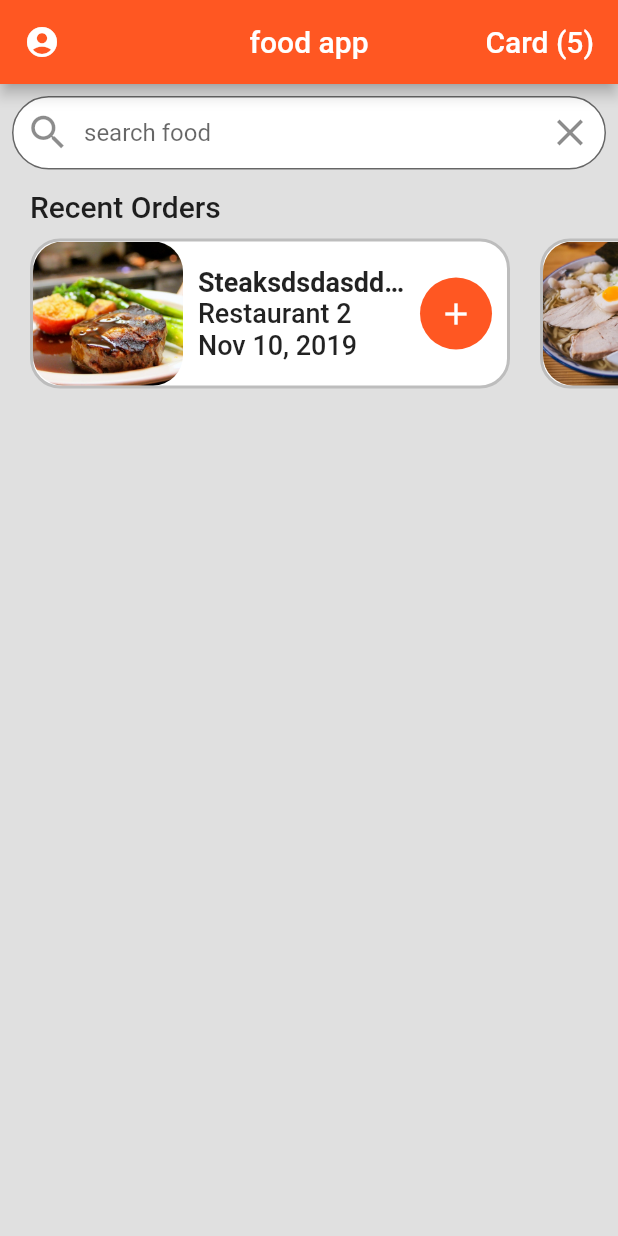
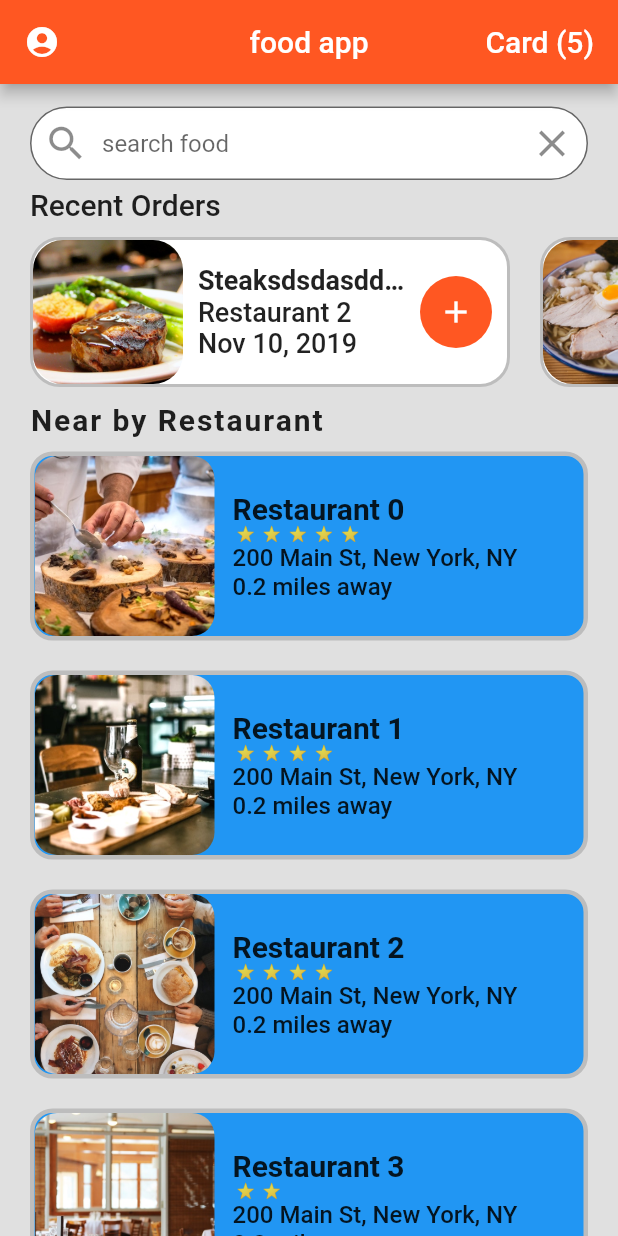
Before and after one commit to akshayyadav76/food_app, a Flutter app: the screen it shows after launch, on a phone screen of 412 x 824 dp. Run offline on Flutter 3.47's test engine with Material 2 defaults, Android fonts, the phone set to English and light mode, and no system bars.

Commit message:
added restaurats list

```diff
--- a/lib/screens/home_screen.dart
+++ b/lib/screens/home_screen.dart
@@ -1,5 +1,7 @@
 import 'package:flutter/cupertino.dart';
 import 'package:flutter/material.dart';
+import 'package:food_app/models/models.dart';
+import 'package:food_app/widgets/rating_stars.dart';
 import 'package:food_app/widgets/recent_order.dart';
 import '../data/data.dart';
 
@@ -21,10 +23,12 @@ class HomePage extends StatelessWidget {
           )
         ],
       ),
+
       body: ListView(
         children: [
+          SizedBox(height: 15,),
           Padding(
-            padding: const EdgeInsets.all(8.0),
+            padding: const EdgeInsets.symmetric(horizontal: 20.0),
             child: TextField(
               decoration: InputDecoration(
                 contentPadding: EdgeInsets.symmetric(vertical: 15.0),
@@ -42,9 +46,65 @@ class HomePage extends StatelessWidget {
           ),
           SizedBox(height: 5,),
           RecentOrder(),
+          Column(
+            crossAxisAlignment: CrossAxisAlignment.start,
+            children: [
+              Padding(
+                padding: const EdgeInsets.symmetric(horizontal: 20.0),
+                child: Text("Near by Restaurant",style: TextStyle(fontSize: 20.0,
+                fontWeight: FontWeight.w600,letterSpacing: 1.3),
+                 ),
+              ),
+             _buildRestaurants()
+            ],
+          ),
         ],
 
       ),
     );
   }
+ Widget _buildRestaurants(){
+   List<Widget>restaurantList =[];
+   restaurants.forEach((index){
+     restaurantList.add(
+       Container(
+         margin: EdgeInsets.symmetric(horizontal: 20.0,vertical: 10.0),
+         decoration: BoxDecoration(
+         color: Colors.blue,
+         border: Border.all(width: 3.0,color: Colors.grey[400]),
+         borderRadius: BorderRadius.circular(15.0)
+         ),
+         child: Row(
+           children: [
+           ClipRRect(
+             borderRadius: BorderRadius.circular(15.0),
+             child: Image(
+               height: 120.0,
+               width: 120.0,
+               image: AssetImage(index.imageUrl),
+               fit: BoxFit.cover,
+             ),
+           ),
+           Expanded(
+             child: Container(
+               margin: EdgeInsets.all(12.0),
+               child: Column(
+                 crossAxisAlignment: CrossAxisAlignment.start,
+                 children: [
+                   Text(index.name,style: TextStyle(fontSize: 20.0,fontWeight: FontWeight.w600),),
+                   RatingStars(index.rating),
+                   Text(index.address,style: TextStyle(fontSize: 16.0,fontWeight: FontWeight.w500),
+                   overflow: TextOverflow.ellipsis,),
+                   Text("0.2 miles away",style: TextStyle(fontSize: 16.0,fontWeight: FontWeight.w500),
+                   overflow: TextOverflow.ellipsis,)
+                 ],
+               ),
+             ),
+           ),
+         ],),
+       ),
+     );
+   });
+   return Column(children: restaurantList,);
+ }
 }
--- /dev/null
+++ b/lib/widgets/rating_stars.dart
@@ -0,0 +1,18 @@
+
+
+import 'package:flutter/cupertino.dart';
+
+class RatingStars extends StatelessWidget {
+
+ final  int rating;
+  RatingStars(this.rating);
+
+  @override
+  Widget build(BuildContext context) {
+    String start = "";
+    for(int i =0 ; i<rating;i++){
+      start +=" ⭐ ";
+    }
+    return Text(start,style: TextStyle(fontSize:10.0),);
+  }
+}
```
